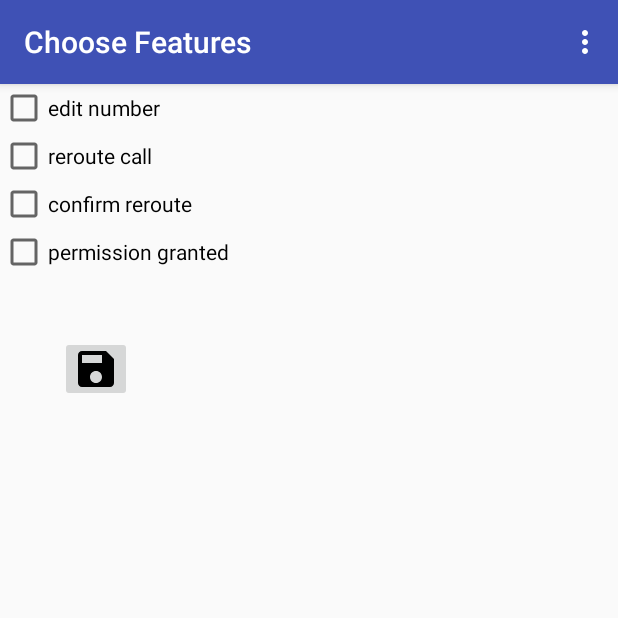
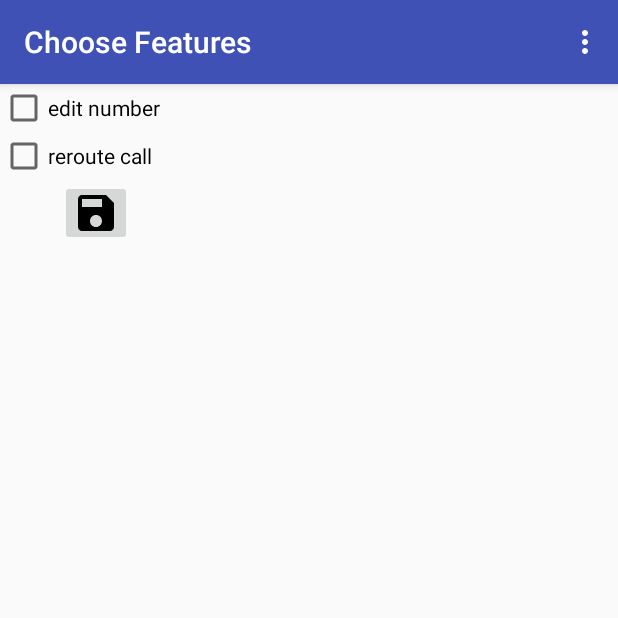
Before and after one commit to MeVoice/dialer, an Android app: the screen it shows after launch (Main2Activity before the commit, MainActivity after it), on a phone screen of 412 x 824 dp, the top half of it. Run offline under Robolectric (Android 15) with nearby library versions, the phone set to English and light mode, and no system bars; our stand-ins replace EventBus.

Commit message:
remove ActivityMain, renamed Activity2Main to ActivityMain

```diff
--- a/app/src/main/AndroidManifest.xml
+++ b/app/src/main/AndroidManifest.xml
@@ -29,7 +29,6 @@
                 <data android:scheme="tel" />
             </intent-filter>
         </activity>
-        <activity android:name=".MainActivity"/>
         <receiver
             android:name=".OutgoingCallRewrite"
             android:enabled="true"
@@ -39,7 +38,8 @@
             </intent-filter>
         </receiver>
 
-        <activity android:name=".Main2Activity">
+        <activity android:name=".MainActivity"
+            android:configChanges="orientation|screenSize">
             <intent-filter>
                 <action android:name="android.intent.action.MAIN" />
 
--- a/app/src/main/java/com/ebookfrenzy/dialerintent/FeaturesFragment.java
+++ b/app/src/main/java/com/ebookfrenzy/dialerintent/FeaturesFragment.java
@@ -20,9 +20,6 @@ import com.ebookfrenzy.dialerintent.model.AppData;
 import org.greenrobot.eventbus.EventBus;
 import org.greenrobot.eventbus.Subscribe;
 
-import java.util.ArrayList;
-import java.util.List;
-
 
 /**
  * A simple {@link Fragment} subclass.
@@ -31,7 +28,7 @@ public class FeaturesFragment extends Fragment {
     private static final int PERMISSION_REQUEST_CODE = 101;
 
     private AppData appdata;
-    private CheckBox view_features_edit_number, view_features_reroute_call, view_features_confirm, view_features_permission;
+    private CheckBox view_features_edit_number, view_features_reroute_call;
     private ImageButton view_features_save;
     private View rootView;
     private Context context;
@@ -65,15 +62,12 @@ public class FeaturesFragment extends Fragment {
     public void onViewCreated(View view, @Nullable Bundle savedInstanceState) {
         super.onViewCreated(view, savedInstanceState);
         context = getActivity();
-        appdata = ((Main2Activity) context).getAppdata();
+        appdata = ((MainActivity) context).getAppdata();
         rootView = getView();
         view_features_edit_number = (CheckBox) rootView.findViewById(R.id.features_edit_number);
         view_features_edit_number.setChecked(appdata.isEditNumber());
         view_features_reroute_call = (CheckBox) rootView.findViewById(R.id.features_reroute_call);
         view_features_reroute_call.setChecked(appdata.isRerouteCall());
-        view_features_confirm = (CheckBox) rootView.findViewById(R.id.features_confirm);
-        view_features_confirm.setChecked(appdata.isConfirmReroute());
-        view_features_permission = (CheckBox) rootView.findViewById(R.id.features_permission);
         view_features_save = (ImageButton) rootView.findViewById(R.id.features_save);
         view_features_save.setOnClickListener( new Button.OnClickListener(){
             public void onClick(View v){
@@ -105,7 +99,7 @@ public class FeaturesFragment extends Fragment {
         //save preference
         appdata.setEditNumber(view_features_edit_number.isChecked());
         appdata.setRerouteCall(view_features_reroute_call.isChecked());
-        ((Main2Activity) context).getAppDataAccess().saveAppData(appdata);
+        ((MainActivity) context).getAppDataAccess().saveAppData(appdata);
         Toast.makeText(context, "changes saved", Toast.LENGTH_SHORT).show();
     }
     @Subscribe
--- a/app/src/main/java/com/ebookfrenzy/dialerintent/Main2Activity.java
+++ /dev/null
@@ -1,194 +0,0 @@
-package com.ebookfrenzy.dialerintent;
-
-import android.Manifest;
-import android.app.Activity;
-import android.content.Context;
-import android.content.pm.PackageManager;
-import android.os.SystemClock;
-import android.support.design.widget.TabLayout;
-import android.support.v4.app.ActivityCompat;
-import android.support.v4.app.Fragment;
-import android.support.v4.app.FragmentManager;
-import android.support.v4.app.FragmentPagerAdapter;
-import android.support.v4.app.FragmentTransaction;
-import android.support.v4.content.ContextCompat;
-import android.support.v4.view.GravityCompat;
-import android.support.v4.view.ViewPager;
-import android.support.v7.app.AppCompatActivity;
-import android.os.Bundle;
-import android.support.v7.widget.Toolbar;
-import android.util.Log;
-import android.view.Menu;
-import android.view.MenuItem;
-import android.widget.Adapter;
-import android.widget.Button;
-import android.widget.Toast;
-
-import org.greenrobot.eventbus.EventBus;
-import org.greenrobot.eventbus.Subscribe;
-import org.greenrobot.eventbus.ThreadMode;
-
-import com.ebookfrenzy.dialerintent.events.ClickEvent;
-import com.ebookfrenzy.dialerintent.model.AppData;
-
-import java.util.ArrayList;
-import java.util.HashMap;
-import java.util.List;
-
-public class Main2Activity extends AppCompatActivity {
-
-    public AppData getAppdata() {
-        return appdata;
-    }
-
-    private static final int PERMISSION_REQUEST_CODE = 101;
-
-    private AppData appdata;
-
-    public AppDataAccess getAppDataAccess() {
-        return appDataAccess;
-    }
-
-    private AppDataAccess appDataAccess;
-    private EventBus bus = EventBus.getDefault();
-    private HashMap fragments = new HashMap();
-    private HashMap fragmentIDs = new HashMap();
-    private String[] requiredPermissions = new String[] {Manifest.permission.PROCESS_OUTGOING_CALLS, Manifest.permission.CALL_PHONE};
-
-
-    @Override
-    public void onStart() {
-        super.onStart();
-        bus.register(this); // registering the bus
-    }
-
-    @Override
-    public void onStop() {
-        bus.unregister(this); // un-registering the bus
-        super.onStop();
-    }
-
-    @Subscribe
-    public void onClickEvent(ClickEvent event) {
-        if (event.get("action") == Constant.ACTION_EDIT_RULES) {
-            showFragment("rules", true, "Rules - " + appdata.getRuleGroups().get(appdata.getGroupInEdit()).getName());
-            //Toast.makeText(getApplicationContext(), "show rules for group " + appdata.getGroupInEdit(), Toast.LENGTH_SHORT).show();
-        }
-        if (event.get("action") == Constant.ACTION_REQUEST_PERMISSION) {
-            checkAndRequestPermissions(requiredPermissions, PERMISSION_REQUEST_CODE);
-        }
-    }
-
-    @Override
-    public boolean onCreateOptionsMenu(Menu menu) {
-        // Inflate the menu; this adds items to the action bar if it is present.
-        getMenuInflater().inflate(R.menu.options, menu);
-        return true;
-    }
-
-    @Override
-    public boolean onOptionsItemSelected(MenuItem item) {
-        // Handle action bar item clicks here. The action bar will
-        // automatically handle clicks on the Home/Up button, so long
-        // as you specify a parent activity in AndroidManifest.xml.
-        int id = item.getItemId();
-        //noinspection SimplifiableIfStatement
-        String fragmentName = (String) fragmentIDs.get(id);
-        //user should use either menu OR back button, not both
-        clearBackStack();
-        String title = "";
-        if (fragmentName == "features") {
-            title = "Choose Features";
-        }
-        if (fragmentName == "groups") {
-            title = "Rule Groups";
-        }
-
-        showFragment(fragmentName, false, title);
-        return super.onOptionsItemSelected(item);
-    }
-
-    @Override
-    protected void onCreate(Bundle savedInstanceState) {
-        super.onCreate(savedInstanceState);
-        appDataAccess = AppDataAccess.getInstance(getApplicationContext());
-        appdata = appDataAccess.getAppdata();
-
-        setContentView(R.layout.activity_main2);
-        // Adding Toolbar to Main screen
-        Toolbar toolbar = (Toolbar) findViewById(R.id.toolbar);
-        setSupportActionBar(toolbar);
-        // Setting ViewPager for each Tabs
-        fragments.put("features", new FeaturesFragment());
-        fragmentIDs.put(R.id.action_features, "features");
-        fragments.put("groups", new GroupsFragment());
-        fragmentIDs.put(R.id.action_groups, "groups");
-        fragments.put("rules", new RulesFragment());
-
-        showFragment("features", false, "Choose Features");
-    }
-
-    public void clearBackStack() {
-        FragmentManager fm = getSupportFragmentManager();
-        if (fm.getBackStackEntryCount() > 0) {
-            FragmentManager.BackStackEntry first = fm.getBackStackEntryAt(0);
-            fm.popBackStack(first.getId(), FragmentManager.POP_BACK_STACK_INCLUSIVE);
-        }
-    }
-
-    public void showFragment(String key, boolean addToStack, String title) {
-        getSupportActionBar().setTitle(title);
-        FragmentManager fm = getSupportFragmentManager();
-        FragmentTransaction ft = fm.beginTransaction();
-        ft.replace(R.id.content, (Fragment) fragments.get(key));
-        if (addToStack) {
-            ft.addToBackStack(null);
-        }
-        ft.commit();
-    }
-
-    @Override
-    public void onRequestPermissionsResult(int requestCode, String permissions[], int[] grantResults) {
-        super.onRequestPermissionsResult(requestCode, permissions, grantResults);
-        System.out.println("called onRequestPermissionsResult");
-        int permission_denied = 0;
-        switch (requestCode) {
-            case PERMISSION_REQUEST_CODE: {
-                if (grantResults.length == 0) {
-                    permission_denied++;
-                } else {
-                    for (int i = 0; i < grantResults.length; i++) {
-                        if (grantResults[i] != PackageManager.PERMISSION_GRANTED) {
-                            permission_denied++;
-                        }
-                    }
-                }
-            }
-        }
-        System.out.println(permission_denied + " permissions denied");
-        ClickEvent ev = new ClickEvent();
-        if (permission_denied > 0) {
-            ev.put("action", Constant.ACTION_PERMISSION_DENIED);
-        } else {
-            ev.put("action", Constant.ACTION_PERMISSION_GRANTED);
-        }
-        bus.post(ev);
-    }
-    protected void checkAndRequestPermissions(String[] permissions, int requestcode){
-        List<String> permList = new ArrayList<String>();
-        for(int i=0; i<permissions.length; i++){
-            int isGranted = ContextCompat.checkSelfPermission(getApplicationContext(), permissions[i]);
-            if(isGranted!= PackageManager.PERMISSION_GRANTED){
-                permList.add(permissions[i]);
-            }
-        }
-        if(permList.size()>0) {
-            ActivityCompat.requestPermissions(this, permList.toArray(new String[permList.size()]), requestcode);
-            System.out.println("calling requestPermissions");
-        }else{
-            ClickEvent ev = new ClickEvent();
-            ev.put("action", Constant.ACTION_PERMISSION_GRANTED);
-            bus.post(ev);
-        }
-    }
-}
--- a/app/src/main/res/layout/activity_main2.xml
+++ /dev/null
@@ -1,30 +0,0 @@
-<?xml version="1.0" encoding="utf-8"?>
-<android.support.design.widget.CoordinatorLayout xmlns:android="http://schemas.android.com/apk/res/android"
-    xmlns:app="http://schemas.android.com/apk/res-auto"
-    android:id="@+id/main_content"
-    android:layout_width="match_parent"
-    android:layout_height="match_parent">
-
-    <android.support.design.widget.AppBarLayout
-        android:id="@+id/appbar"
-        android:layout_width="match_parent"
-        android:layout_height="wrap_content"
-        android:theme="@style/ThemeOverlay.AppCompat.Dark.ActionBar">
-
-        <android.support.v7.widget.Toolbar
-            android:id="@+id/toolbar"
-            android:layout_width="match_parent"
-            android:layout_height="?attr/actionBarSize"
-            android:background="?attr/colorPrimary"
-            app:layout_scrollFlags="scroll|enterAlways"
-            app:popupTheme="@style/ThemeOverlay.AppCompat.Light" />
-
-    </android.support.design.widget.AppBarLayout>
-
-    <FrameLayout
-        android:id="@+id/content"
-        android:layout_width="match_parent"
-        android:layout_height="match_parent"
-        app:layout_behavior="@string/appbar_scrolling_view_behavior"
-        />
-</android.support.design.widget.CoordinatorLayout>
--- a/app/src/main/res/layout/fragment_features.xml
+++ b/app/src/main/res/layout/fragment_features.xml
@@ -1,10 +1,18 @@
 <LinearLayout xmlns:android="http://schemas.android.com/apk/res/android"
     xmlns:tools="http://schemas.android.com/tools"
-    android:layout_width="match_parent"
+    android:layout_width="wrap_content"
     android:layout_height="wrap_content"
     android:orientation="vertical"
     android:textAppearance="?android:attr/textAppearanceSmall"
     tools:context=".FeaturesFragment">
+
+    <TableLayout
+        android:layout_width="match_parent"
+        android:layout_height="wrap_content">
+
+        <TableRow
+            android:layout_width="match_parent"
+            android:layout_height="wrap_content">
 
             <CheckBox
                 android:id="@+id/features_edit_number"
@@ -12,36 +20,32 @@
                 android:layout_height="wrap_content"
                 android:checked="false"
                 android:text="@string/label_enable_edit" />
+        </TableRow>
+        <TableRow
+            android:layout_width="match_parent"
+            android:layout_height="wrap_content">
 
             <CheckBox
                 android:id="@+id/features_reroute_call"
                 android:layout_width="wrap_content"
                 android:layout_height="wrap_content"
                 android:checked="false"
+                android:background="?android:attr/selectableItemBackground"
                 android:text="@string/label_enable_reroute" />
-
-    <CheckBox
-        android:id="@+id/features_confirm"
-        android:layout_width="wrap_content"
-        android:layout_height="wrap_content"
-        android:checked="false"
-        android:text="@string/confirm_reroute" />
-
-    <CheckBox
-        android:id="@+id/features_permission"
-        android:layout_width="wrap_content"
-        android:layout_height="wrap_content"
-        android:checked="false"
-        android:text="permission granted" />
+        </TableRow>
+        <TableRow
+            android:layout_width="match_parent"
+            android:layout_height="wrap_content">
 
             <ImageButton
-        android:layout_margin="40dp"
                 android:id="@+id/features_save"
                 android:layout_width="wrap_content"
                 android:layout_height="wrap_content"
                 android:layout_alignParentBottom="true"
                 android:layout_centerHorizontal="true"
-        android:layout_gravity="left|center_vertical"
+                android:layout_gravity="left|center_horizontal"
+                android:layout_margin="40dp"
                 android:src="@drawable/ic_save" />
-
+        </TableRow>
+    </TableLayout>
 </LinearLayout>
--- a/app/src/main/res/menu/options.xml
+++ b/app/src/main/res/menu/options.xml
@@ -2,7 +2,7 @@
 <menu xmlns:android="http://schemas.android.com/apk/res/android"
     xmlns:app="http://schemas.android.com/apk/res-auto"
     xmlns:tools="http://schemas.android.com/tools"
-    tools:context=".Main2Activity">
+    tools:context=".MainActivity">
     <item
         android:id="@+id/action_features"
         android:title="@string/action_features"
@@ -13,4 +13,9 @@
         android:title="@string/action_groups"
         android:orderInCategory="100"
         app:showAsAction="never" />
+    <item
+        android:id="@+id/action_help"
+        android:title="@string/action_help"
+        android:orderInCategory="100"
+        app:showAsAction="never" />
 </menu>
--- a/app/src/main/res/values/strings.xml
+++ b/app/src/main/res/values/strings.xml
@@ -17,6 +17,7 @@
     <string name="confirm_reroute">confirm reroute</string>
     <string name="action_groups">Groups</string>
     <string name="action_features">Features</string>
+    <string name="action_help">Help</string>
     <array name="dummy_items">
         <item>One</item>
         <item>Two</item>
```
Also changed, not shown: app/build.gradle (+4 -3 lines), app/src/main/java/com/ebookfrenzy/dialerintent/HelpFragment.java (added, +39 -0 lines), app/src/main/java/com/ebookfrenzy/dialerintent/MainActivity.java (+149 -148 lines), app/src/main/res/layout/activity_main.xml (+23 -54 lines), app/src/main/res/layout/fragment_help.xml (added, +13 -0 lines), 2 other files. Lines whose indentation alone changed are shown as unchanged.
